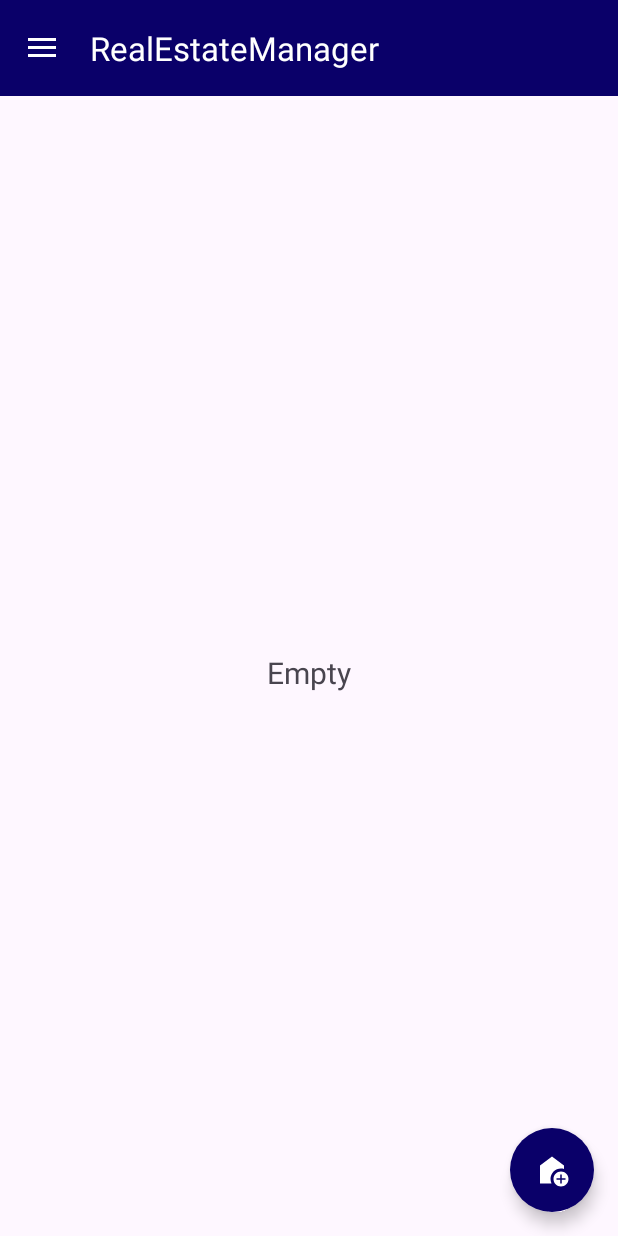
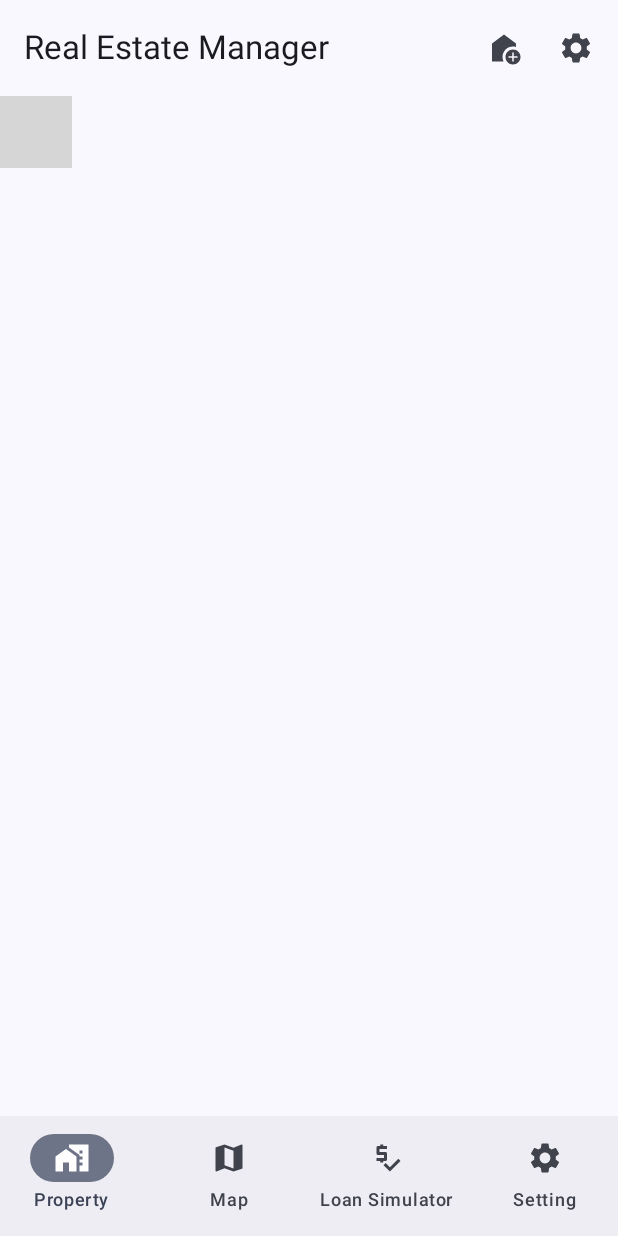
Before and after one commit to Xaice01/RealEstateManager, an Android app built with Jetpack Compose: the screen it shows after launch (MainActivity), on a phone screen of 412 x 824 dp. Run offline under Robolectric (Android 15) with nearby library versions, the phone set to English and light mode, and no system bars; our stand-ins replace Dagger/Hilt's generated code, window size class; 5 statements that could not run were skipped; grey boxes are pictures that could not be loaded.

Commit message:
migration view -> compose and Create navigation in compose

```diff
--- a/app/build.gradle.kts
+++ b/app/build.gradle.kts
@@ -69,6 +69,8 @@ dependencies {
     implementation (libs.androidx.ui.tooling.preview)
     implementation (libs.androidx.material3)
     implementation (libs.androidx.material3.window.sizeclass)
+    implementation(libs.androidx.navigation.compose)
+    implementation(libs.androidx.material3.adaptive.navigation.suite.android)
     // Compose - Bibliothèque pour les animations
     implementation (libs.androidx.animation)
     implementation(libs.androidx.ui.text.google.fonts)
@@ -103,6 +105,7 @@ dependencies {
     implementation(libs.androidx.room.ktx)
 
     //Hilt
+    implementation(libs.androidx.hilt.navigation.compose)
     implementation(libs.hilt.android)
     kapt (libs.google.hilt.compiler)
 
--- /dev/null
+++ b/app/src/main/java/com/xavier_carpentier/realestatemanager/ui/compose/navigation/NavigationScreen.kt
@@ -0,0 +1,241 @@
+package com.xavier_carpentier.realestatemanager.ui.compose.navigation
+
+import androidx.compose.foundation.layout.padding
+import androidx.compose.material3.AlertDialog
+import androidx.compose.material3.Button
+import androidx.compose.material3.ExperimentalMaterial3Api
+import androidx.compose.material3.Icon
+import androidx.compose.material3.IconButton
+import androidx.compose.material3.NavigationBar
+import androidx.compose.material3.NavigationBarItem
+import androidx.compose.material3.Scaffold
+import androidx.compose.material3.Text
+import androidx.compose.material3.TopAppBar
+import androidx.compose.material3.windowsizeclass.WindowSizeClass
+import androidx.compose.material3.windowsizeclass.WindowWidthSizeClass
+import androidx.compose.runtime.Composable
+import androidx.compose.runtime.getValue
+import androidx.compose.runtime.mutableStateOf
+import androidx.compose.runtime.remember
+import androidx.compose.runtime.setValue
+import androidx.compose.ui.Modifier
+import androidx.compose.ui.res.painterResource
+import androidx.compose.ui.res.stringResource
+import androidx.hilt.navigation.compose.hiltViewModel
+import androidx.navigation.NavType
+import androidx.navigation.compose.NavHost
+import androidx.navigation.compose.composable
+import androidx.navigation.compose.currentBackStackEntryAsState
+import androidx.navigation.compose.rememberNavController
+import androidx.navigation.navArgument
+import com.xavier_carpentier.realestatemanager.R
+import com.xavier_carpentier.realestatemanager.ui.compose.createAndModified.CreateAndModifiedScreen
+import com.xavier_carpentier.realestatemanager.ui.compose.detail.DetailScreen
+import com.xavier_carpentier.realestatemanager.ui.compose.listProperty.ListPropertyScreen
+import com.xavier_carpentier.realestatemanager.ui.compose.loanSimulator.LoanSimulatorScreen
+import com.xavier_carpentier.realestatemanager.ui.compose.map.MapScreen
+import com.xavier_carpentier.realestatemanager.ui.compose.setting.SettingScreen
+import com.xavier_carpentier.realestatemanager.ui.main.MainViewModel
+import com.xavier_carpentier.realestatemanager.ui.main.Screen
+
+@OptIn(ExperimentalMaterial3Api::class)
+@Composable
+fun NavigationScreen(viewModel: MainViewModel = hiltViewModel(), windowSizeClass : WindowSizeClass){
+
+    val navController = rememberNavController()
+    val currentBackStack by navController.currentBackStackEntryAsState()
+    val currentDestination = currentBackStack?.destination
+    var showDialog by remember{mutableStateOf(false)}
+
+    Scaffold(
+        topBar = {
+            TopAppBar(
+                title = { Text("Real Estate Manager") },
+                actions = {
+                    IconButton(onClick = { navController.navigate("CreateAndModified/true") }) {
+                        Icon(painter = painterResource(R.drawable.baseline_add_home_24), contentDescription = "Add Property")
+                    }
+                    IconButton(onClick = { showDialog = true }) {
+                        Icon(painter = painterResource(R.drawable.baseline_settings_24), contentDescription = "Settings")
+                    }
+                }
+            )
+        },
+        bottomBar = {
+            NavigationBar {
+                listOf(Screen.ListProperty, Screen.Map, Screen.LoanSimulator, Screen.Settings).forEach { screen ->
+                    NavigationBarItem(
+                        selected = currentDestination?.route == screen.route,
+                        onClick = {
+                            navController.navigate(screen.route) {
+                                popUpTo(navController.graph.startDestinationId) {
+                                    saveState = true
+                                }
+                                launchSingleTop = true
+                                restoreState = true
+                            }
+                        },
+                        icon = { Icon(painter = painterResource(screen.icon), contentDescription = stringResource(screen.stringRes)) },
+                        label = { Text(stringResource(screen.stringRes)) }
+                    )
+                }
+            }
+        }
+    ) { paddingValues ->
+        NavHost(
+            navController = navController,
+            startDestination = Screen.ListProperty.route,
+            modifier = Modifier.padding(paddingValues)
+        ) {
+            composable(Screen.ListProperty.route) {
+                if (windowSizeClass.widthSizeClass == WindowWidthSizeClass.Compact){
+                    ListPropertyScreen(
+                        onDetailPressButton = { navController.navigate(Screen.DetailProperty.route) }
+                    )
+                }else {
+                    //ListPropertyScreenAndDetail(
+                    //    onModifyPressButton = { navController.navigate("CreateAndModified/false") }
+                    //)
+                }
+            }
+            composable(Screen.Map.route) {
+                MapScreen(
+                    onDetailPressButton = { navController.navigate(Screen.DetailProperty.route) }
+                )
+            }
+            composable(Screen.LoanSimulator.route) {
+                LoanSimulatorScreen()
+            }
+            composable(Screen.Settings.route) {
+                SettingScreen()
+            }
+
+            //navController.navigate("Details?name=$nameValue&age=$ageValue")  Home -> Details
+            composable(
+                route = Screen.CreateAndModifiedProperty.route,
+                arguments = listOf(navArgument("create") { type = NavType.BoolType })
+            ){ backStackEntry ->
+                CreateAndModifiedScreen(
+                    create = backStackEntry.arguments?.getBoolean("create") ?: true
+                )
+            }
+            composable(Screen.DetailProperty.route) {
+                if (windowSizeClass.widthSizeClass == WindowWidthSizeClass.Compact){
+                    DetailScreen(
+                        onModifyPressButton = { navController.navigate("CreateAndModified/false") }
+                    )
+                }else {
+                    //ListPropertyScreenAndDetail(
+                    //    onModifyPressButton = { navController.navigate("CreateAndModified/false") }
+                    //)
+                }
+            }
+        }
+    }
+
+    if (showDialog) {
+        AlertDialog(
+            onDismissRequest = { showDialog = false },
+            title = { Text("Settings") },
+            text = { Text("This is a settings dialog.") },
+            confirmButton = {
+                Button(onClick = { showDialog = false }) {
+                    Text("OK")
+                }
+            }
+        )
+    }
+
+
+    //NavHost(
+    //    navController = navController,
+    //    startDestination = Screen.ListProperty.route
+    //) {
+    //    composable(Screen.ListProperty.route) {
+    //        if (windowSizeClass.widthSizeClass == WindowWidthSizeClass.Compact){
+    //            ListPropertyScreen(
+    //                onDetailPressButton = { navController.navigate(Screen.DetailProperty.route) }
+    //            )
+    //        }else {
+    //            //ListPropertyScreenAndDetail(
+    //            //    onModifyPressButton = { navController.navigate("CreateAndModified/false") }
+    //            //)
+    //        }
+    //    }
+    //    composable(Screen.Map.route) {
+    //        MapScreen(
+    //            onDetailPressButton = { navController.navigate(Screen.DetailProperty.route) }
+    //        )
+    //    }
+    //    composable(Screen.LoanSimulator.route) {
+    //        LoanSimulatorScreen()
+    //    }
+    //    composable(Screen.Settings.route) {
+    //        SettingScreen()
+    //    }
+//
+    //    //navController.navigate("Details?name=$nameValue&age=$ageValue")  Home -> Details
+    //    composable(
+    //        route = Screen.CreateAndModifiedProperty.route,
+    //        arguments = listOf(navArgument("create") { type = NavType.BoolType })
+    //    ){ backStackEntry ->
+    //        CreateAndModifiedScreen(
+    //            create = backStackEntry.arguments?.getBoolean("create") ?: true
+    //        )
+    //    }
+    //    composable(Screen.DetailProperty.route) {
+    //        if (windowSizeClass.widthSizeClass == WindowWidthSizeClass.Compact){
+    //            DetailScreen(
+    //                onModifyPressButton = { navController.navigate("CreateAndModified/false") }
+    //            )
+    //        }else {
+    //            //ListPropertyScreenAndDetail(
+    //            //    onModifyPressButton = { navController.navigate("CreateAndModified/false") }
+    //            //)
+    //        }
+    //    }
+    //}
+    //val screens = listOf(
+    //    Screen.ListProperty,
+    //    Screen.Map,
+    //    Screen.LoanSimulator,
+    //    Screen.Settings
+    //)
+
+   // Scaffold(
+   //     bottomBar = {
+//
+   //         }
+   //     }
+//
+   // )
+
+    //NavigationSuiteScaffold(
+    //    // Barre de navigation latérale
+    //    navRailContent = {
+    //        NavigationRail {
+    //            screens.forEach { screen ->
+    //                NavigationRailItem(
+    //                    selected = navController.currentBackStackEntry?.destination?.route == screen.route,
+    //                    onClick = {
+    //                        navController.navigate(screen.route) {
+    //                            popUpTo(navController.graph.startDestinationId) {
+    //                                saveState = true
+    //                            }
+    //                            launchSingleTop = true
+    //                            restoreState = true
+    //                        }
+    //                    },
+    //                    icon = {
+    //                        Icon(
+    //                            painter = painterResource(screen.icon),
+    //                            contentDescription = stringResource(screen.stringRes)
+    //                        )
+    //                    },
+    //                    label = { Text(stringResource(screen.stringRes)) }
+    //                )
+    //            }
+    //        }
+    //    }
+    //)
+}
--- a/app/src/main/java/com/xavier_carpentier/realestatemanager/ui/main/MainActivity.kt
+++ b/app/src/main/java/com/xavier_carpentier/realestatemanager/ui/main/MainActivity.kt
@@ -1,26 +1,33 @@
 package com.xavier_carpentier.realestatemanager.ui.main
 
 import android.os.Bundle
-import android.view.MenuItem
-import androidx.activity.OnBackPressedCallback
+import androidx.activity.ComponentActivity
+import androidx.activity.compose.setContent
 import androidx.activity.viewModels
-import androidx.appcompat.app.ActionBarDrawerToggle
-import androidx.appcompat.app.AppCompatActivity
-import androidx.core.view.GravityCompat
-import androidx.drawerlayout.widget.DrawerLayout
-import androidx.fragment.app.Fragment
-import com.google.android.material.navigation.NavigationView
-import com.xavier_carpentier.realestatemanager.R
-import com.xavier_carpentier.realestatemanager.databinding.ActivityMainBinding
-import com.xavier_carpentier.realestatemanager.ui.create.CreatePropertyFragment
-import com.xavier_carpentier.realestatemanager.ui.detail.DetailFragment
-import com.xavier_carpentier.realestatemanager.ui.listProperty.ListPropertyFragment
-import com.xavier_carpentier.realestatemanager.ui.loanSimulator.LoanSimulatorFragment
-import com.xavier_carpentier.realestatemanager.ui.map.MapFragment
-import com.xavier_carpentier.realestatemanager.ui.setting.SettingFragment
+import androidx.compose.material3.windowsizeclass.ExperimentalMaterial3WindowSizeClassApi
+import androidx.compose.material3.windowsizeclass.calculateWindowSizeClass
+import com.xavier_carpentier.realestatemanager.ui.compose.navigation.NavigationScreen
+import com.xavier_carpentier.realestatemanager.ui.theme.AppTheme
 import dagger.hilt.android.AndroidEntryPoint
 
 @AndroidEntryPoint
+class MainActivity : ComponentActivity(){
+    @OptIn(ExperimentalMaterial3WindowSizeClassApi::class)
+    override fun onCreate(savedInstanceState: Bundle?) {
+        super.onCreate(savedInstanceState)
+        val viewModel: MainViewModel by viewModels()
+        setContent{
+            AppTheme {
+                val windowSizeClass = calculateWindowSizeClass(this)
+                NavigationScreen(viewModel, windowSizeClass)
+            }
+        }
+
+    }
+
+}
+
+/*@AndroidEntryPoint
 class MainActivity : AppCompatActivity(), NavigationView.OnNavigationItemSelectedListener{
 
     private val viewModel: MainViewModel by viewModels()
@@ -108,4 +115,4 @@ class MainActivity : AppCompatActivity(), NavigationView.OnNavigationItemSelecte
 
         viewModel.onResume(resources.getBoolean(R.bool.isTablet))
     }
-}
+}*/
--- /dev/null
+++ b/app/src/main/java/com/xavier_carpentier/realestatemanager/ui/main/Screen.kt
@@ -0,0 +1,13 @@
+package com.xavier_carpentier.realestatemanager.ui.main
+
+import androidx.annotation.StringRes
+import com.xavier_carpentier.realestatemanager.R
+
+sealed class Screen(val route: String, @StringRes val stringRes: Int, val icon: Int,val onMenu :Boolean) {
+    data object ListProperty : Screen("properties_list", R.string.menu_property, R.drawable.baseline_home_work_24,true)
+    data object Map : Screen("map", R.string.menu_map, R.drawable.baseline_map_24,true)
+    data object LoanSimulator : Screen("loan_simulator", R.string.menu_loan_simulator, R.drawable.baseline_price_check_24,true)
+    data object Settings : Screen("settings", R.string.menu_setting, R.drawable.baseline_settings_24,true)
+    data object CreateAndModifiedProperty : Screen("CreateAndModified/{create}", R.string.create_and_modified_property, R.drawable.baseline_add_home_24,false)
+    data object DetailProperty : Screen("detail_property", R.string.detail, R.drawable.baseline_cottage_24,false)
+}
--- a/gradle/libs.versions.toml
+++ b/gradle/libs.versions.toml
@@ -4,6 +4,7 @@ agp = "8.7.2"
 animationVersion = "1.7.5"
 coilComposeVersion = "2.7.0"
 hiltCompliler = "2.51.1"
+hiltNavigationComposeVersion = "1.2.0"
 kotlin = "2.0.20"
 coreKtx = "1.13.1"
 junit = "4.13.2"
@@ -32,11 +33,14 @@ uiToolingPreviewVersion = "1.7.5"
 uiToolingVersion = "1.7.5"
 uiVersion = "1.7.5"
 uiTextGoogleFontsVersion = "1.7.5"
+navigationComposeVersion = "2.8.6"
+material3AdaptiveNavigationSuiteAndroidVersion = "1.3.1"
 
 [libraries]
 activity-compose = { module = "androidx.activity:activity-compose", version.ref = "activityComposeVersion" }
 androidx-animation = { module = "androidx.compose.animation:animation", version.ref = "animationVersion" }
 androidx-core-ktx = { group = "androidx.core", name = "core-ktx", version.ref = "coreKtx" }
+androidx-hilt-navigation-compose = { module = "androidx.hilt:hilt-navigation-compose", version.ref = "hiltNavigationComposeVersion" }
 androidx-lifecycle-viewmodel-compose = { module = "androidx.lifecycle:lifecycle-viewmodel-compose", version.ref = "lifecycleViewmodelCompose" }
 androidx-material-icons-core = { module = "androidx.compose.material:material-icons-core" }
 androidx-material-icons-extended = { module = "androidx.compose.material:material-icons-extended" }
@@ -73,6 +77,8 @@ androidx-runtime-android = { group = "androidx.compose.runtime", name = "runtime
 androidx-runtime-desktop = { group = "androidx.compose.runtime", name = "runtime-desktop", version.ref = "runtimeDesktop" }
 androidx-runtime-jvmstubs = { group = "androidx.compose.runtime", name = "runtime-jvmstubs", version.ref = "runtimeJvmstubs" }
 androidx-ui-text-google-fonts = { group = "androidx.compose.ui", name = "ui-text-google-fonts", version.ref = "uiTextGoogleFontsVersion" }
+androidx-navigation-compose = { group = "androidx.navigation", name = "navigation-compose", version.ref = "navigationComposeVersion" }
+androidx-material3-adaptive-navigation-suite-android = { group = "androidx.compose.material3", name = "material3-adaptive-navigation-suite-android", version.ref = "material3AdaptiveNavigationSuiteAndroidVersion" }
 
 [plugins]
 android-application = { id = "com.android.application", version.ref = "agp" }
```
